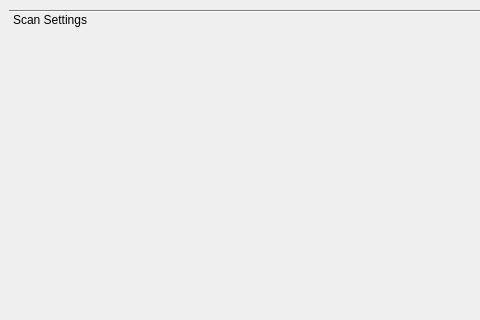
The window that spectromicroscopy/smpgui/ui_smpspecinterface.ui (praxes/praxes) describes before a commit, drawn with Qt 5; both pictures show x 0 to 480 and y 0 to 320 of the 970 by 733 pixel window.
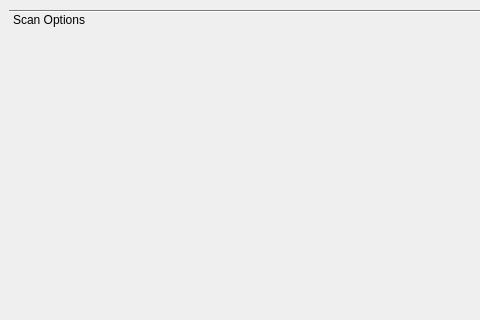
The same window after the commit.

Diff of the .ui file:
```diff
--- a/spectromicroscopy/smpgui/ui_smpspecinterface.ui
+++ b/spectromicroscopy/smpgui/ui_smpspecinterface.ui
@@ -34,7 +34,7 @@
      </rect>
     </property>
     <attribute name="label" >
-     <string>Scan Settings</string>
+     <string>Scan Options</string>
     </attribute>
     <layout class="QGridLayout" />
    </widget>
```
